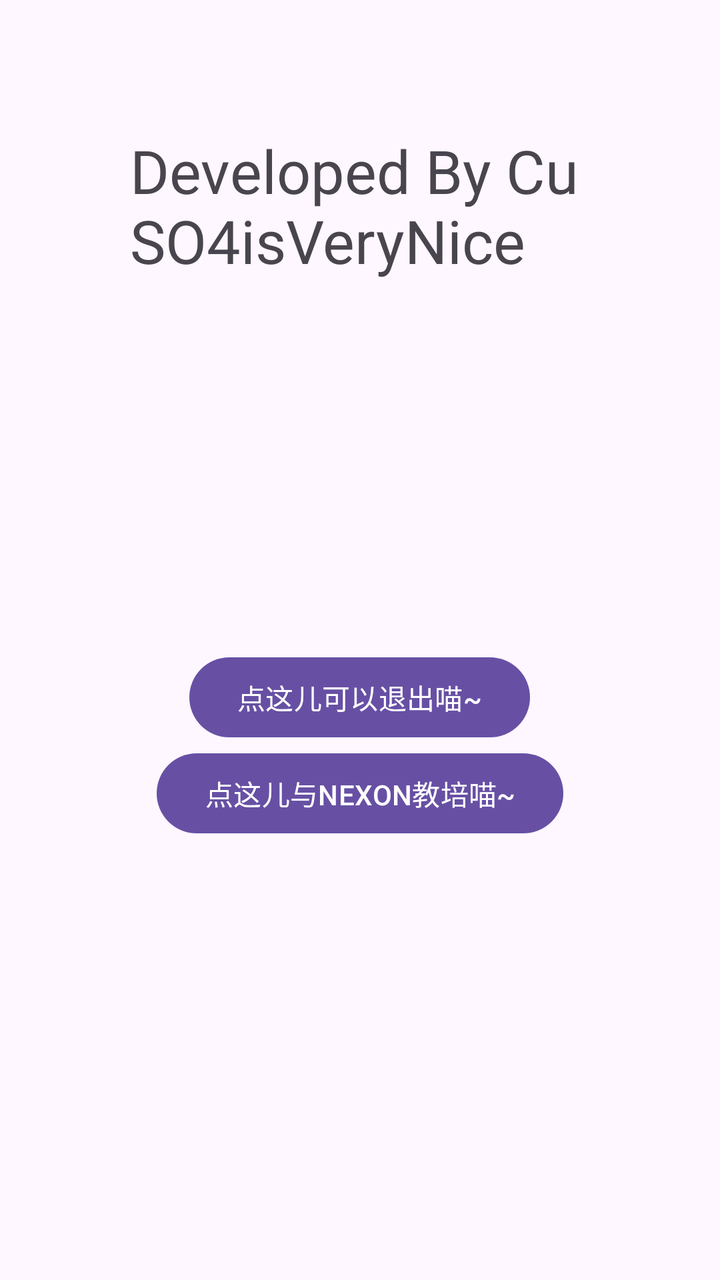
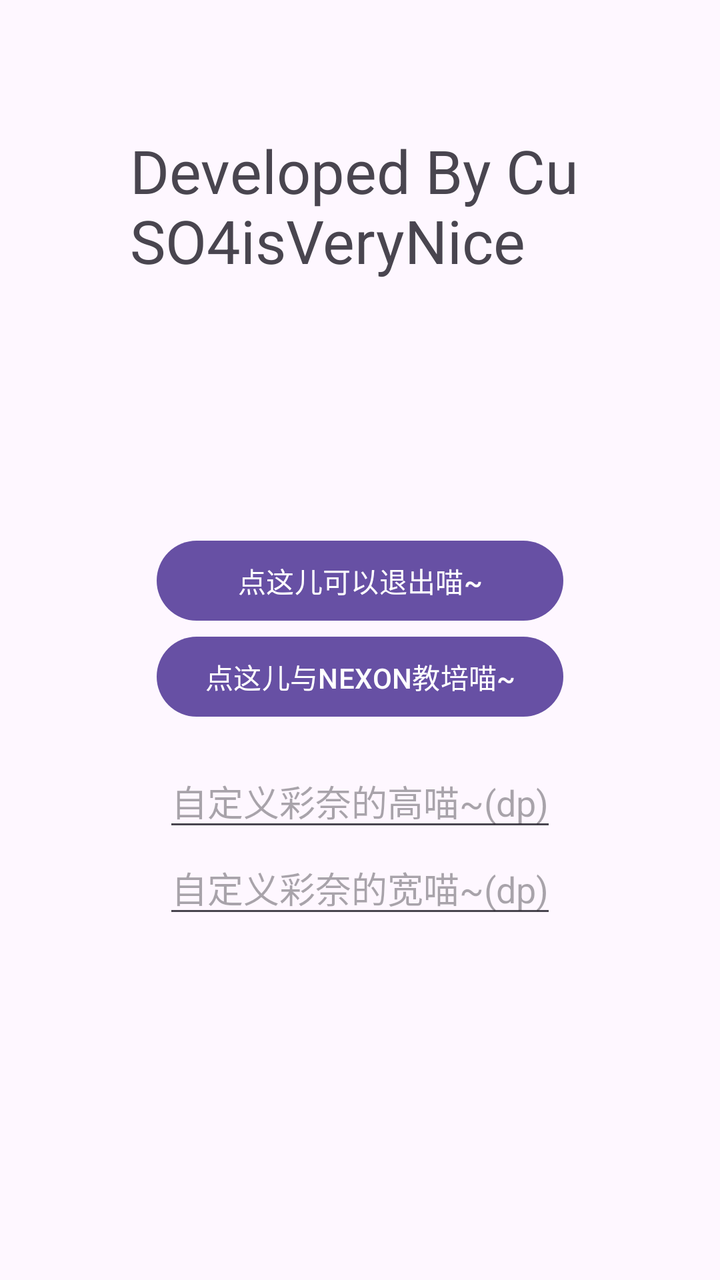

An Android layout rendered at two revisions. The XML below is the earlier revision; the diff shows what the commit changed to produce the second picture.
<!-- AndroidManifest.xml: application theme AppTheme -->
<!-- res/layout/activity_main.xml -->
<?xml version="1.0" encoding="utf-8"?>
<LinearLayout
     xmlns:android="http://schemas.android.com/apk/res/android"
     xmlns:app="http://schemas.android.com/apk/res-auto"
     xmlns:tools="http://schemas.android.com/tools"
     android:layout_height="match_parent"
     android:layout_width="match_parent"
     android:gravity="center|top"
     android:padding="50dp"
     android:orientation="vertical"
     tools:context=".MainActivity"
     android:id="@+id/main_linear_layout">

    <TextView
         android:layout_height="wrap_content"
         android:layout_width="wrap_content"
         android:padding="15dp"
         android:textSize="30sp"
         android:text="Developed By CuSO4isVeryNice" />

    <LinearLayout
         android:layout_height="fill_parent"
         android:layout_width="fill_parent"
         android:gravity="center"
         android:padding="15dp"
         android:orientation="vertical">

        <com.google.android.material.button.MaterialButton
             android:layout_height="wrap_content"
             android:layout_width="wrap_content"
             android:text="点这儿可以退出喵~"
             android:id="@+id/close_window_button" />

        <com.google.android.material.button.MaterialButton
             android:layout_height="wrap_content"
             android:layout_width="wrap_content"
             android:text="点这儿与NEXON教培喵~"
             android:id="@+id/fuck_nexon" />

    </LinearLayout>

</LinearLayout>
<!-- resources referenced by this layout -->
<resources>
  <style name="AppTheme" parent="Base.AppTheme" />
  <style name="Base.AppTheme" parent="Theme.Material3.DayNight.NoActionBar">
    </style>
</resources>

<!-- the commit's change to res/layout/activity_main.xml (unified diff, before → after) -->
@@ -25,17 +25,46 @@
          android:padding="15dp"
          android:orientation="vertical">
 
-        <com.google.android.material.button.MaterialButton
+        <LinearLayout
              android:layout_height="wrap_content"
              android:layout_width="wrap_content"
-             android:text="点这儿可以退出喵~"
-             android:id="@+id/close_window_button" />
+             android:orientation="vertical">
 
-        <com.google.android.material.button.MaterialButton
+            <com.google.android.material.button.MaterialButton
+                 android:layout_height="wrap_content"
+                 android:layout_width="fill_parent"
+                 android:text="点这儿可以退出喵~"
+                 android:id="@+id/close_window_button" />
+
+            <com.google.android.material.button.MaterialButton
+                 android:layout_height="wrap_content"
+                 android:layout_width="wrap_content"
+                 android:text="点这儿与NEXON教培喵~"
+                 android:id="@+id/fuck_nexon" />
+
+        </LinearLayout>
+
+        <LinearLayout
              android:layout_height="wrap_content"
              android:layout_width="wrap_content"
-             android:text="点这儿与NEXON教培喵~"
-             android:id="@+id/fuck_nexon" />
+             android:padding="15dp"
+             android:orientation="vertical">
+
+            <EditText
+                 android:layout_height="wrap_content"
+                 android:layout_width="wrap_content"
+                 android:hint="自定义彩奈的高喵~(dp)"
+                 android:inputType="number"
+                 android:id="@+id/set_height" />
+
+            <EditText
+                 android:layout_height="wrap_content"
+                 android:layout_width="wrap_content"
+                 android:hint="自定义彩奈的宽喵~(dp)"
+                 android:inputType="number"
+                 android:id="@+id/set_width" />
+
+        </LinearLayout>
 
     </LinearLayout>
 
